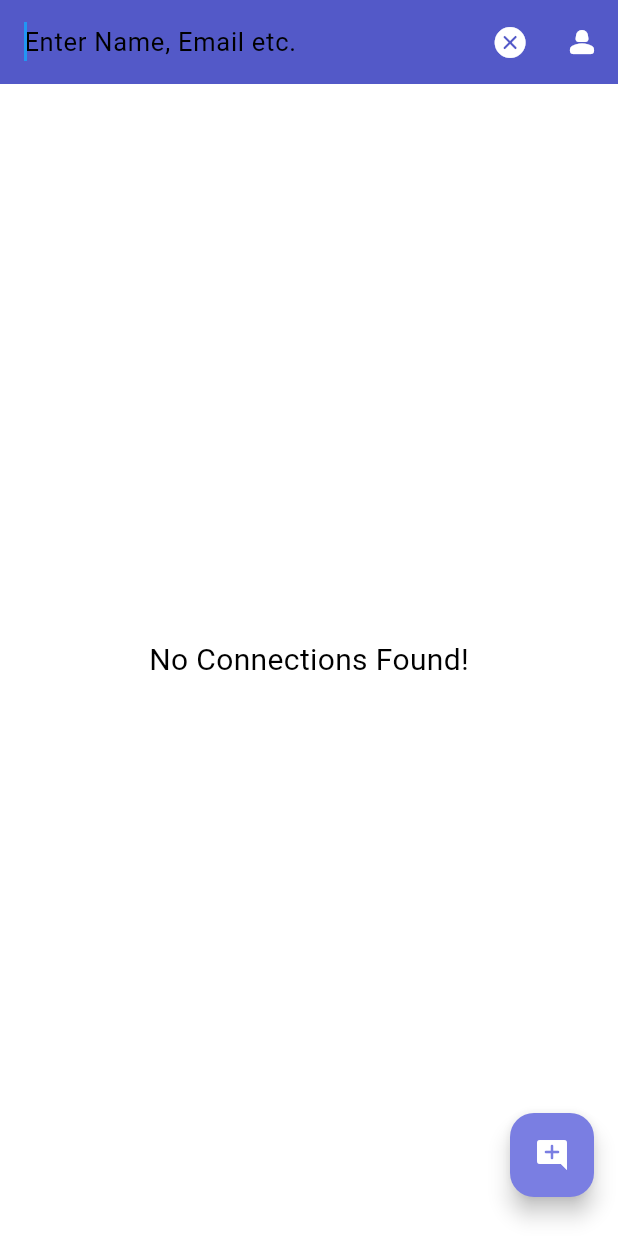
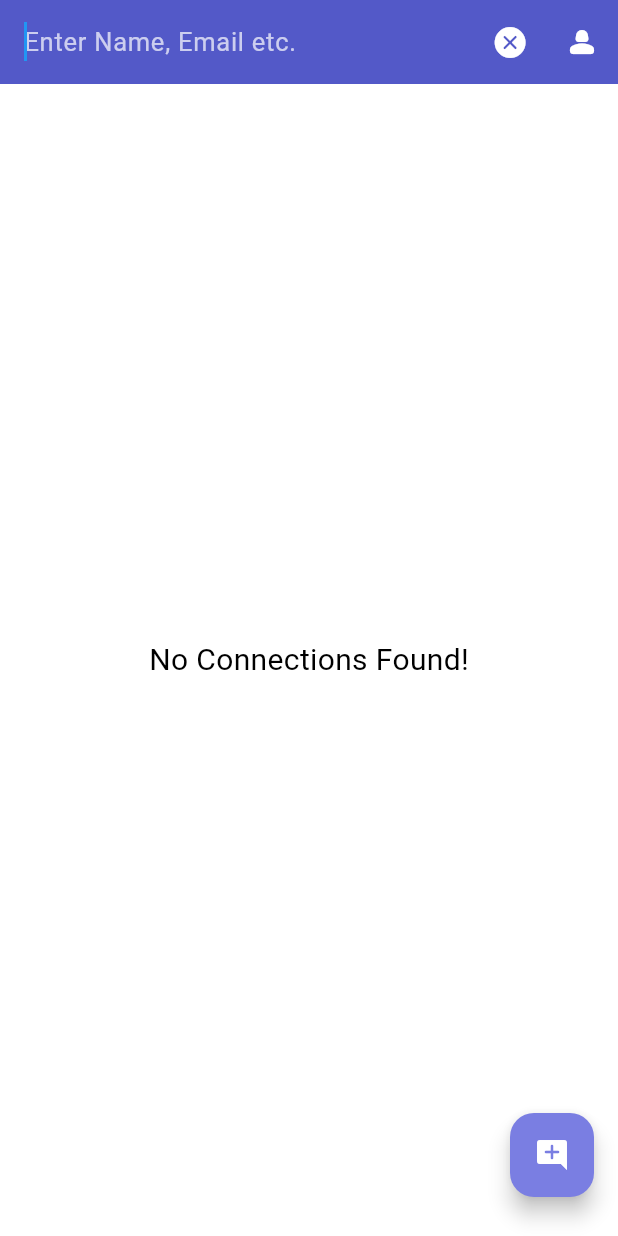
Before and after one commit to Atul386/chatapp_flutter, a Flutter app: the screen it shows after launch, after a tap on "SKIP", after a tap on "SIGN IN", after a tap on the "search" icon, on a phone screen of 412 x 824 dp. Run offline on Flutter 3.47's test engine with Material 3 defaults, Android fonts, the phone set to English and light mode, and no system bars; our stand-ins replace animate_do, cached_network_image, cloud_firestore, emoji_picker_flutter, firebase_auth, firebase_core and 8 more; missing offline and left inert: flutter_notification_channel, flutter_stripe, onboarding; accounts and stored records are empty; network calls fail; key blocks and very long unbroken strings in the code were emptied for the run.

```diff
--- a/lib/screens/home_screen.dart
+++ b/lib/screens/home_screen.dart
@@ -102,7 +102,7 @@ class _HomeScreenState extends State<HomeScreen> {
             title: _isSearching
                 ? TextField(
               decoration: const InputDecoration(
-                  border: InputBorder.none, hintText: 'Enter Name, Email etc.'),
+                  border: InputBorder.none, hintText: 'Enter Name, Email etc.',hintStyle: TextStyle(color: Colors.white70)),
               autofocus: true,
               style: const TextStyle(fontSize: 17, letterSpacing: 0.5, color: Colors.white),
               //when search text changes then updated search list
--- a/lib/screens/onboarding_screen.dart
+++ b/lib/screens/onboarding_screen.dart
@@ -289,7 +289,7 @@ class _OnboardingScreenState extends State<OnboardingScreen> {
                     },
                     child: Text(
                       "NEXT",
-                      style: TextStyle(color: Colors.deepPurpleAccent, fontSize: 20.0),
+                      style: TextStyle(color: Colors.white, fontSize: 20.0),
                     ),
                   ),
               ],
```
Also changed, not shown: 10 other files.
